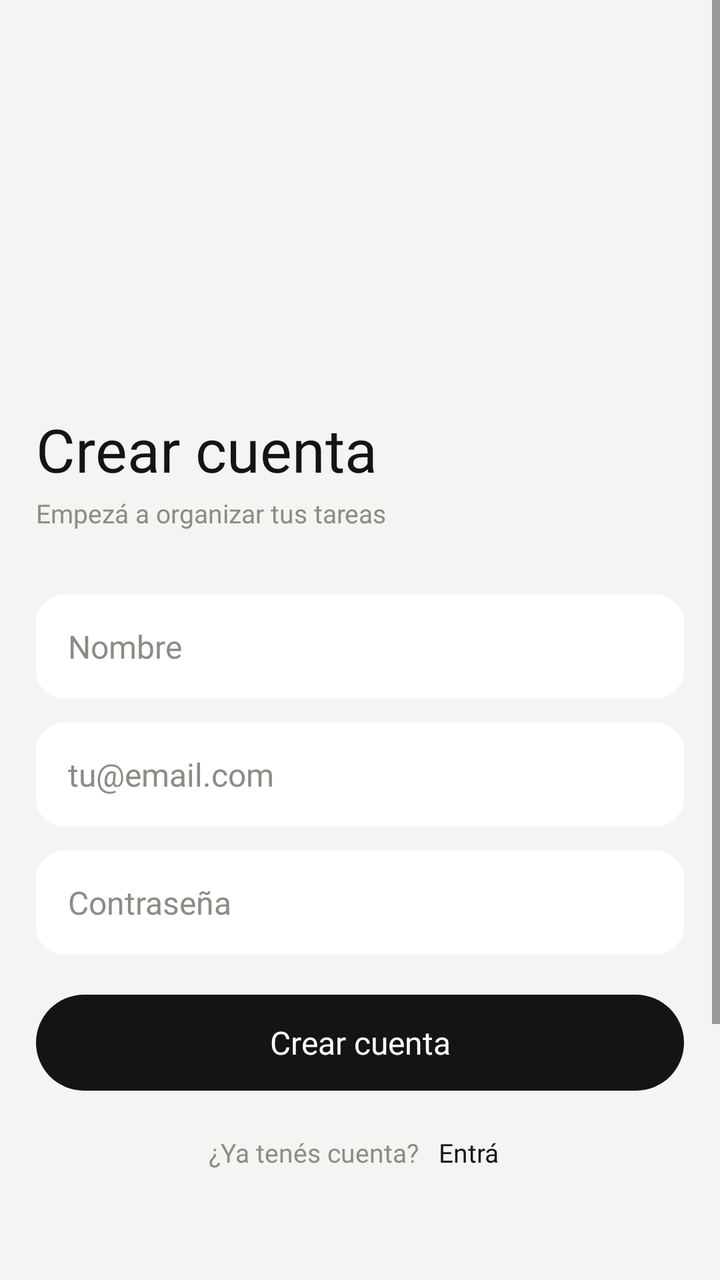
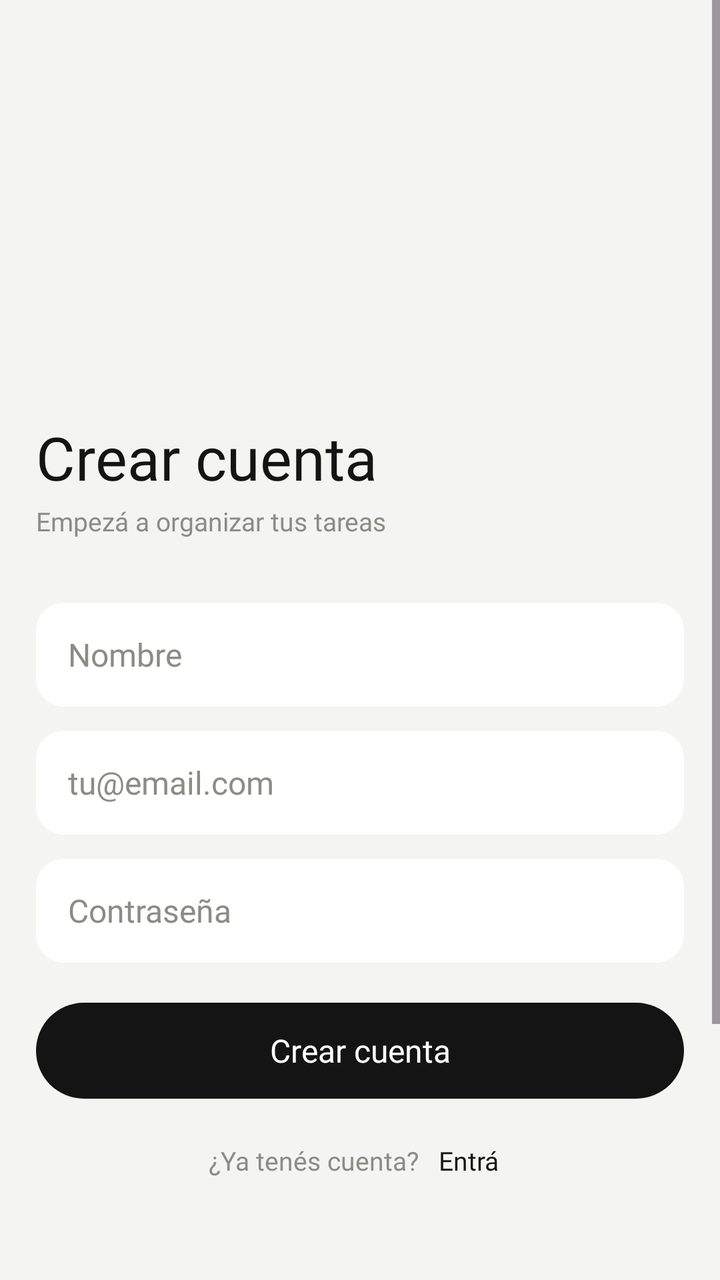

Before-and-after screenshots of an Android layout around one commit, followed by the original layout XML and the change that was made.
<!-- AndroidManifest.xml: application theme Theme.TodoListApp -->
<!-- res/layout/activity_registro.xml -->
<?xml version="1.0" encoding="utf-8"?>
<ScrollView xmlns:android="http://schemas.android.com/apk/res/android"
    android:layout_width="match_parent"
    android:layout_height="match_parent"
    android:fillViewport="true">

    <LinearLayout
        android:layout_width="match_parent"
        android:layout_height="wrap_content"
        android:orientation="vertical"
        android:gravity="center_vertical"
        android:minHeight="800dp"
        android:paddingStart="@dimen/margen_lateral"
        android:paddingEnd="@dimen/margen_lateral"
        android:paddingTop="24dp"
        android:paddingBottom="24dp">

        <TextView
            style="@style/Texto.Display"
            android:layout_width="wrap_content"
            android:layout_height="wrap_content"
            android:text="@string/registro_titulo" />

        <TextView
            style="@style/Texto.Label"
            android:layout_width="wrap_content"
            android:layout_height="wrap_content"
            android:layout_marginTop="4dp"
            android:text="@string/registro_subtitulo" />

        <EditText
            android:id="@+id/etNombre"
            style="@style/Input"
            android:layout_marginTop="32dp"
            android:hint="@string/registro_nombre"
            android:inputType="textPersonName"
            android:autofillHints="name" />

        <EditText
            android:id="@+id/etEmail"
            style="@style/Input"
            android:layout_marginTop="12dp"
            android:hint="@string/login_email"
            android:inputType="textEmailAddress"
            android:autofillHints="emailAddress" />

        <TextView
            android:id="@+id/tvErrorEmail"
            style="@style/Texto.Error"
            android:layout_width="match_parent"
            android:layout_height="wrap_content"
            android:layout_marginTop="6dp"
            android:text="@string/error_email_registrado"
            android:visibility="gone" />

        <EditText
            android:id="@+id/etPassword"
            style="@style/Input"
            android:layout_marginTop="12dp"
            android:hint="@string/login_password"
            android:inputType="textPassword"
            android:autofillHints="newPassword" />

        <com.google.android.material.button.MaterialButton
            android:id="@+id/btnCrear"
            style="@style/Boton.Primario"
            android:layout_width="match_parent"
            android:layout_marginTop="20dp"
            android:text="@string/registro_boton" />

        <LinearLayout
            android:layout_width="match_parent"
            android:layout_height="wrap_content"
            android:layout_marginTop="16dp"
            android:gravity="center"
            android:orientation="horizontal">

            <TextView
                style="@style/Texto.Label"
                android:layout_width="wrap_content"
                android:layout_height="wrap_content"
                android:text="@string/registro_con_cuenta" />

            <TextView
                android:id="@+id/tvEntra"
                style="@style/Texto.Label"
                android:layout_width="wrap_content"
                android:layout_height="wrap_content"
                android:layout_marginStart="4dp"
                android:padding="6dp"
                android:text="@string/registro_entra"
                android:textColor="@color/ink" />
        </LinearLayout>

    </LinearLayout>
</ScrollView>
<!-- resources referenced by this layout -->
<resources>
  <color name="ink">#141414</color>
  <dimen name="margen_lateral">18dp</dimen>
  <string name="error_email_registrado">Ese email ya está registrado</string>
  <string name="login_email">tu@email.com</string>
  <string name="login_password">Contraseña</string>
  <string name="registro_boton">Crear cuenta</string>
  <string name="registro_con_cuenta">¿Ya tenés cuenta?</string>
  <string name="registro_entra">Entrá</string>
  <string name="registro_nombre">Nombre</string>
  <string name="registro_subtitulo">Empezá a organizar tus tareas</string>
  <string name="registro_titulo">Crear cuenta</string>
  <style name="Input">
          <item name="android:layout_width">match_parent</item>
          <item name="android:layout_height">@dimen/alto_input</item>
          <item name="android:background">@drawable/bg_input</item>
          <item name="android:paddingStart">16dp</item>
          <item name="android:paddingEnd">16dp</item>
          <item name="android:fontFamily">@font/inter_regular</item>
          <item name="android:textSize">16sp</item>
          <item name="android:textColor">@color/ink</item>
          <item name="android:textColorHint">@color/muted</item>
          <item name="android:gravity">center_vertical</item>
          <item name="android:maxLines">1</item>
      </style>
  <style name="Texto.Display">
          <item name="android:fontFamily">@font/space_grotesk_medium</item>
          <item name="android:textSize">30sp</item>
          <item name="android:textColor">@color/ink</item>
          <item name="android:lineSpacingMultiplier">1.15</item>
          <item name="android:includeFontPadding">false</item>
      </style>
  <style name="Texto.Error">
          <item name="android:fontFamily">@font/inter_regular</item>
          <item name="android:textSize">12sp</item>
          <item name="android:textColor">@color/error</item>
      </style>
  <style name="Texto.Label">
          <item name="android:fontFamily">@font/inter_regular</item>
          <item name="android:textSize">13sp</item>
          <item name="android:textColor">@color/muted</item>
      </style>
  <style name="Theme.TodoListApp" parent="Theme.Material3.Light.NoActionBar">
          <item name="colorPrimary">@color/ink</item>
          <item name="colorOnPrimary">@color/on_ink</item>
          <item name="colorSurface">@color/surface</item>
          <item name="android:colorBackground">@color/bg</item>
          <item name="android:windowBackground">@color/bg</item>
          <item name="android:statusBarColor">@color/bg</item>
          <item name="android:windowLightStatusBar" tools:targetApi="m">true</item>
          <item name="android:textColorHint">@color/muted</item>
      </style>
  <dimen name="alto_boton">48dp</dimen>
  <color name="on_ink">#FFFFFF</color>
  <dimen name="radio_pildora">999dp</dimen>
  <dimen name="alto_input">52dp</dimen>
  <!-- drawable bg_input (drawable) -->
  <?xml version="1.0" encoding="utf-8"?>
  <shape xmlns:android="http://schemas.android.com/apk/res/android"
      android:shape="rectangle">
      <solid android:color="@color/surface" />
      <corners android:radius="@dimen/radio_input" />
  </shape>
  <color name="muted">#8C8C86</color>
  <color name="error">#B3261E</color>
  <color name="surface">#FFFFFF</color>
  <color name="bg">#F4F4F2</color>
  <dimen name="radio_input">14dp</dimen>
  <!-- unchanged entries left out for length: 1 -->
</resources>

<!-- the commit's change to res/layout/activity_registro.xml (unified diff, before → after) -->
@@ -12,7 +12,7 @@
         android:minHeight="800dp"
         android:paddingStart="@dimen/margen_lateral"
         android:paddingEnd="@dimen/margen_lateral"
-        android:paddingTop="24dp"
+        android:paddingTop="@dimen/padding_top_pantalla"
         android:paddingBottom="24dp">
 
         <TextView
<!-- resource entries referenced after the edit -->
@@ -2,6 +2,7 @@
 <resources>
   <color name="ink">#141414</color>
   <dimen name="margen_lateral">18dp</dimen>
+  <dimen name="padding_top_pantalla">32dp</dimen>
   <string name="error_email_registrado">Ese email ya está registrado</string>
   <string name="login_email">tu@email.com</string>
   <string name="login_password">Contraseña</string>
